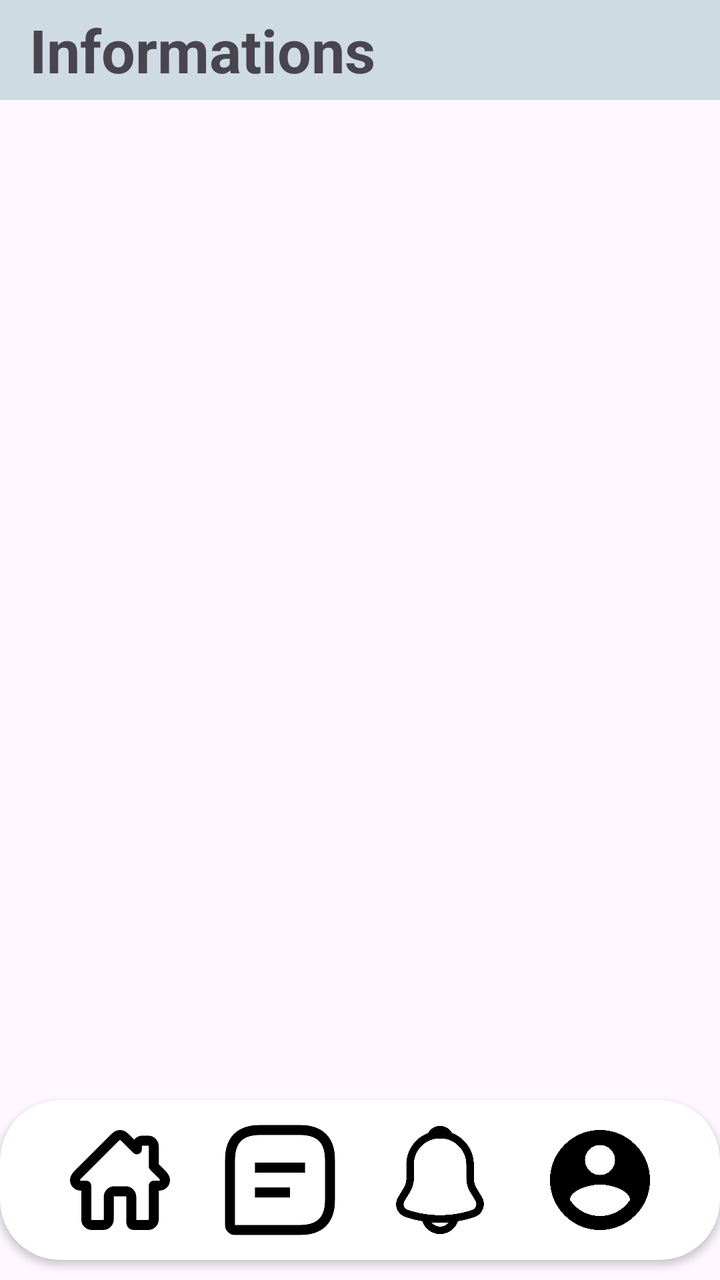
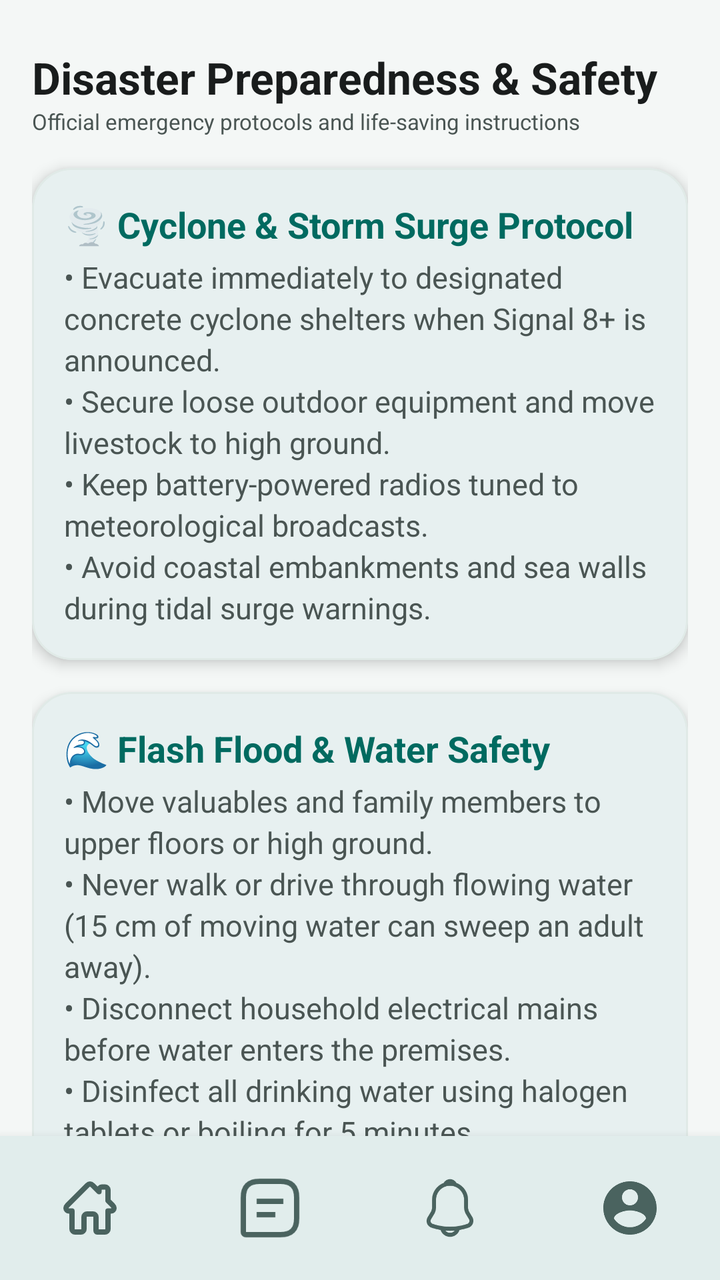

Two renders of the same Android screen: before a commit and after it. Below are the layout's source before the change and the commit's diff.
<!-- AndroidManifest.xml: application theme Theme.ReliefDistribution -->
<!-- res/layout/activity_informations.xml -->
<?xml version="1.0" encoding="utf-8"?>
<LinearLayout xmlns:android="http://schemas.android.com/apk/res/android"
    xmlns:app="http://schemas.android.com/apk/res-auto"
    xmlns:tools="http://schemas.android.com/tools"
    android:layout_width="match_parent"
    android:layout_height="match_parent"
    android:orientation="vertical"
    tools:context=".Informations">

    <TextView
        android:layout_width="match_parent"
        android:layout_height="50dp"
        android:text="  Informations"
        android:textStyle="bold"
        android:textSize="30dp"
        android:gravity="center|left"
        android:background="@color/gray"
        android:layout_marginBottom="20dp"/>

    <TextView
        android:id="@+id/tvInformations"
        android:layout_width="match_parent"
        android:layout_height="677dp"
        android:layout_weight="1" />

    <androidx.cardview.widget.CardView
    android:layout_width="match_parent"
    android:layout_height="80dp"
    android:layout_marginTop="30dp"
    android:layout_marginBottom="10dp"
    android:elevation="20dp"
    app:cardCornerRadius="30dp">

        <LinearLayout
            android:layout_width="match_parent"
            android:layout_height="match_parent"
            android:layout_margin="10dp"
            android:orientation="horizontal"
            android:layout_gravity="center">

            <ImageView
                android:id="@+id/ivHomeIcon"
                android:layout_width="70dp"
                android:layout_height="match_parent"
                android:layout_marginStart="20dp"
                app:srcCompat="@drawable/home_icon"
                android:layout_weight="1"/>
            <ImageView
                android:id="@+id/ivChatIcon"
                android:layout_width="70dp"
                android:layout_height="match_parent"
                android:layout_marginStart="20dp"
                app:srcCompat="@drawable/chat_icon"
                android:layout_weight="1"/>
            <ImageView
                android:id="@+id/ivNotificationIcon"
                android:layout_width="70dp"
                android:layout_height="match_parent"
                android:layout_marginStart="20dp"
                app:srcCompat="@drawable/notification_icon"
                android:layout_weight="1"/>
            <ImageView
                android:id="@+id/ivProfileIcon"
                android:layout_width="70dp"
                android:layout_height="match_parent"
                android:layout_marginLeft="20dp"
                android:layout_marginRight="20dp"
                app:srcCompat="@drawable/profile_icon"
                android:layout_weight="1"/>
        </LinearLayout>
    </androidx.cardview.widget.CardView>
</LinearLayout>
<!-- resources referenced by this layout -->
<resources>
  <color name="gray">#CFDBE3</color>
  <style name="Base.Theme.ReliefDistribution" parent="Theme.Material3.DayNight.NoActionBar">
          <item name="colorPrimary">@color/black</item>
          <item name="colorPrimaryVariant">@color/black</item>
          <item name="colorOnPrimary">@color/black</item>
      </style>
  <!-- unchanged entries left out for length: 6 -->
</resources>

<!-- the commit's change to res/layout/activity_informations.xml (unified diff, before → after) -->
@@ -5,68 +5,274 @@
     android:layout_width="match_parent"
     android:layout_height="match_parent"
     android:orientation="vertical"
+    android:background="@color/background"
     tools:context=".Informations">
 
-    <TextView
+    
+    <androidx.core.widget.NestedScrollView
         android:layout_width="match_parent"
-        android:layout_height="50dp"
-        android:text="  Informations"
-        android:textStyle="bold"
-        android:textSize="30dp"
-        android:gravity="center|left"
-        android:background="@color/gray"
-        android:layout_marginBottom="20dp"/>
-
-    <TextView
-        android:id="@+id/tvInformations"
+        android:layout_height="0dp"
+        android:layout_weight="1"
+        android:fillViewport="true">
+
+        <LinearLayout
+            android:layout_width="match_parent"
+            android:layout_height="wrap_content"
+            android:orientation="vertical"
+            android:padding="@dimen/spacing_m">
+
+            
+            <LinearLayout
+                android:layout_width="match_parent"
+                android:layout_height="wrap_content"
+                android:orientation="vertical"
+                android:layout_marginTop="@dimen/spacing_s"
+                android:layout_marginBottom="@dimen/spacing_m">
+
+                <TextView
+                    android:id="@+id/tvInformations"
+                    android:layout_width="wrap_content"
+                    android:layout_height="wrap_content"
+                    android:text="Disaster Preparedness &amp; Safety"
+                    android:textColor="@color/text_primary"
+                    android:textSize="@dimen/text_size_headline"
+                    android:textStyle="bold" />
+
+                <TextView
+                    android:layout_width="wrap_content"
+                    android:layout_height="wrap_content"
+                    android:text="Official emergency protocols and life-saving instructions"
+                    android:textColor="@color/text_secondary"
+                    android:textSize="@dimen/text_size_caption" />
+            </LinearLayout>
+
+            
+            <com.google.android.material.card.MaterialCardView
+                style="@style/Widget.Relief.CardView"
+                android:layout_width="match_parent"
+                android:layout_height="wrap_content"
+                android:layout_marginBottom="@dimen/spacing_m">
+
+                <LinearLayout
+                    android:layout_width="match_parent"
+                    android:layout_height="wrap_content"
+                    android:orientation="vertical"
+                    android:padding="@dimen/spacing_m">
+
+                    <TextView
+                        android:layout_width="wrap_content"
+                        android:layout_height="wrap_content"
+                        android:text="🌪️ Cyclone &amp; Storm Surge Protocol"
+                        android:textColor="@color/primary"
+                        android:textSize="@dimen/text_size_title"
+                        android:textStyle="bold" />
+
+                    <TextView
+                        android:layout_width="wrap_content"
+                        android:layout_height="wrap_content"
+                        android:layout_marginTop="@dimen/spacing_xs"
+                        android:text="• Evacuate immediately to designated concrete cyclone shelters when Signal 8+ is announced.\n• Secure loose outdoor equipment and move livestock to high ground.\n• Keep battery-powered radios tuned to meteorological broadcasts.\n• Avoid coastal embankments and sea walls during tidal surge warnings."
+                        android:textColor="@color/text_secondary"
+                        android:textSize="@dimen/text_size_body"
+                        android:lineSpacingExtra="3dp" />
+                </LinearLayout>
+            </com.google.android.material.card.MaterialCardView>
+
+            
+            <com.google.android.material.card.MaterialCardView
+                style="@style/Widget.Relief.CardView"
+                android:layout_width="match_parent"
+                android:layout_height="wrap_content"
+                android:layout_marginBottom="@dimen/spacing_m">
+
+                <LinearLayout
+                    android:layout_width="match_parent"
+                    android:layout_height="wrap_content"
+                    android:orientation="vertical"
+                    android:padding="@dimen/spacing_m">
+
+                    <TextView
+                        android:layout_width="wrap_content"
+                        android:layout_height="wrap_content"
+                        android:text="🌊 Flash Flood &amp; Water Safety"
+                        android:textColor="@color/primary"
+                        android:textSize="@dimen/text_size_title"
+                        android:textStyle="bold" />
+
+                    <TextView
+                        android:layout_width="wrap_content"
+                        android:layout_height="wrap_content"
+                        android:layout_marginTop="@dimen/spacing_xs"
+                        android:text="• Move valuables and family members to upper floors or high ground.\n• Never walk or drive through flowing water (15 cm of moving water can sweep an adult away).\n• Disconnect household electrical mains before water enters the premises.\n• Disinfect all drinking water using halogen tablets or boiling for 5 minutes."
+                        android:textColor="@color/text_secondary"
+                        android:textSize="@dimen/text_size_body"
+                        android:lineSpacingExtra="3dp" />
+                </LinearLayout>
+            </com.google.android.material.card.MaterialCardView>
+
+            
+            <com.google.android.material.card.MaterialCardView
+                style="@style/Widget.Relief.CardView"
+                android:layout_width="match_parent"
+                android:layout_height="wrap_content"
+                android:layout_marginBottom="@dimen/spacing_m">
+
+                <LinearLayout
+                    android:layout_width="match_parent"
+                    android:layout_height="wrap_content"
+                    android:orientation="vertical"
+                    android:padding="@dimen/spacing_m">
+
+                    <TextView
+                        android:layout_width="wrap_content"
+                        android:layout_height="wrap_content"
+                        android:text="⚡ Earthquake Survival Guide"
+                        android:textColor="@color/primary"
+                        android:textSize="@dimen/text_size_title"
+                        android:textStyle="bold" />
+
+                    <TextView
+                        android:layout_width="wrap_content"
+                        android:layout_height="wrap_content"
+                        android:layout_marginTop="@dimen/spacing_xs"
+                        android:text="• DROP, COVER, and HOLD ON under a sturdy table or desk.\n• Stay away from glass windows, exterior walls, and heavy hanging light fixtures.\n• Do NOT use elevators during or immediately after ground shaking.\n• Check for gas leaks and structural cracks before re-entering buildings."
+                        android:textColor="@color/text_secondary"
+                        android:textSize="@dimen/text_size_body"
+                        android:lineSpacingExtra="3dp" />
+                </LinearLayout>
+            </com.google.android.material.card.MaterialCardView>
+
+            
+            <com.google.android.material.card.MaterialCardView
+                style="@style/Widget.Relief.CardView"
+                android:layout_width="match_parent"
+                android:layout_height="wrap_content"
+                android:layout_marginBottom="@dimen/spacing_m">
+
+                <LinearLayout
+                    android:layout_width="match_parent"
+                    android:layout_height="wrap_content"
+                    android:orientation="vertical"
+                    android:padding="@dimen/spacing_m">
+
+                    <TextView
+                        android:layout_width="wrap_content"
+                        android:layout_height="wrap_content"
+                        android:text="🩹 First Aid &amp; Emergency Triage"
+                        android:textColor="@color/primary"
+                        android:textSize="@dimen/text_size_title"
+                        android:textStyle="bold" />
+
+                    <TextView
+                        android:layout_width="wrap_content"
+                        android:layout_height="wrap_content"
+                        android:layout_marginTop="@dimen/spacing_xs"
+                        android:text="• Apply direct, continuous pressure to wounds with clean cloth to arrest bleeding.\n• Keep injured persons warm and calm to counteract circulatory shock.\n• Immobilize suspected bone fractures before moving patients.\n• Dial 999 immediately for professional paramedic and rescue response."
+                        android:textColor="@color/text_secondary"
+                        android:textSize="@dimen/text_size_body"
+                        android:lineSpacingExtra="3dp" />
+                </LinearLayout>
+            </com.google.android.material.card.MaterialCardView>
+
+        </LinearLayout>
+    </androidx.core.widget.NestedScrollView>
+
+    
+    <com.google.android.material.card.MaterialCardView
         android:layout_width="match_parent"
-        android:layout_height="677dp"
-        android:layout_weight="1" />
-
-    <androidx.cardview.widget.CardView
-    android:layout_width="match_parent"
-    android:layout_height="80dp"
-    android:layout_marginTop="30dp"
-    android:layout_marginBottom="10dp"
-    android:elevation="20dp"
-    app:cardCornerRadius="30dp">
+        android:layout_height="@dimen/bottom_nav_height"
+        app:cardElevation="8dp"
+        app:cardCornerRadius="0dp"
+        app:strokeWidth="0dp"
+        app:cardBackgroundColor="@color/surface">
 
         <LinearLayout
             android:layout_width="match_parent"
             android:layout_height="match_parent"
-            android:layout_margin="10dp"
             android:orientation="horizontal"
-            android:layout_gravity="center">
-
-            <ImageView
-                android:id="@+id/ivHomeIcon"
-                android:layout_width="70dp"
-                android:layout_height="match_parent"
-                android:layout_marginStart="20dp"
-                app:srcCompat="@drawable/home_icon"
-                android:layout_weight="1"/>
-            <ImageView
-                android:id="@+id/ivChatIcon"
-                android:layout_width="70dp"
-                android:layout_height="match_parent"
-                android:layout_marginStart="20dp"
-                app:srcCompat="@drawable/chat_icon"
-                android:layout_weight="1"/>
-            <ImageView
-                android:id="@+id/ivNotificationIcon"
-                android:layout_width="70dp"
-                android:layout_height="match_parent"
-                android:layout_marginStart="20dp"
-                app:srcCompat="@drawable/notification_icon"
-                android:layout_weight="1"/>
-            <ImageView
-                android:id="@+id/ivProfileIcon"
-                android:layout_width="70dp"
-                android:layout_height="match_parent"
-                android:layout_marginLeft="20dp"
-                android:layout_marginRight="20dp"
-                app:srcCompat="@drawable/profile_icon"
-                android:layout_weight="1"/>
+            android:gravity="center_vertical">
+
+            
+            <FrameLayout
+                android:layout_width="0dp"
+                android:layout_height="match_parent"
+                android:layout_weight="1">
+
+                <ImageView
+                    android:id="@+id/ivHomeIcon"
+                    android:layout_width="@dimen/min_touch_target"
+                    android:layout_height="@dimen/min_touch_target"
+                    android:layout_gravity="center"
+                    android:background="@drawable/bottom_nav_item_bg"
+                    android:clickable="true"
+                    android:focusable="true"
+                    android:contentDescription="@string/nav_home"
+                    android:padding="@dimen/spacing_s"
+                    app:srcCompat="@drawable/home_icon"
+                    app:tint="@color/secondary" />
+            </FrameLayout>
+
+            
+            <FrameLayout
+                android:layout_width="0dp"
+                android:layout_height="match_parent"
+                android:layout_weight="1">
+
+                <ImageView
+                    android:id="@+id/ivChatIcon"
+                    android:layout_width="@dimen/min_touch_target"
+                    android:layout_height="@dimen/min_touch_target"
+                    android:layout_gravity="center"
+                    android:background="@drawable/bottom_nav_item_bg"
+                    android:clickable="true"
+                    android:focusable="true"
+                    android:contentDescription="@string/nav_chat"
+                    android:padding="@dimen/spacing_s"
+                    app:srcCompat="@drawable/chat_icon"
+                    app:tint="@color/secondary" />
+            </FrameLayout>
+
+            
+            <FrameLayout
+                android:layout_width="0dp"
+                android:layout_height="match_parent"
+                android:layout_weight="1">
+
+                <ImageView
+                    android:id="@+id/ivNotificationIcon"
+                    android:layout_width="@dimen/min_touch_target"
+                    android:layout_height="@dimen/min_touch_target"
+                    android:layout_gravity="center"
+                    android:background="@drawable/bottom_nav_item_bg"
+                    android:clickable="true"
+                    android:focusable="true"
+                    android:contentDescription="@string/nav_notifications"
+                    android:padding="@dimen/spacing_s"
+                    app:srcCompat="@drawable/notification_icon"
+                    app:tint="@color/secondary" />
+            </FrameLayout>
+
+            
+            <FrameLayout
+                android:layout_width="0dp"
+                android:layout_height="match_parent"
+                android:layout_weight="1">
+
+                <ImageView
+                    android:id="@+id/ivProfileIcon"
+                    android:layout_width="@dimen/min_touch_target"
+                    android:layout_height="@dimen/min_touch_target"
+                    android:layout_gravity="center"
+                    android:background="@drawable/bottom_nav_item_bg"
+                    android:clickable="true"
+                    android:focusable="true"
+                    android:contentDescription="@string/nav_profile"
+                    android:padding="@dimen/spacing_s"
+                    app:srcCompat="@drawable/profile_icon"
+                    app:tint="@color/secondary" />
+            </FrameLayout>
+
         </LinearLayout>
-    </androidx.cardview.widget.CardView>
+    </com.google.android.material.card.MaterialCardView>
+
 </LinearLayout>
<!-- resource entries referenced after the edit -->
@@ -1,11 +1,96 @@
 <!-- resources referenced by this layout -->
 <resources>
-  <color name="gray">#CFDBE3</color>
+  <color name="background">#F4F7F6</color>
+  <color name="primary">#006A60</color>
+  <color name="secondary">#4A635F</color>
+  <color name="surface">#FFFFFF</color>
+  <color name="text_primary">#191C1C</color>
+  <color name="text_secondary">#4A5553</color>
+  <dimen name="bottom_nav_height">72dp</dimen>
+  <dimen name="min_touch_target">48dp</dimen>
+  <dimen name="spacing_m">16dp</dimen>
+  <dimen name="spacing_s">8dp</dimen>
+  <dimen name="spacing_xs">4dp</dimen>
+  <dimen name="text_size_body">15sp</dimen>
+  <dimen name="text_size_caption">11sp</dimen>
+  <dimen name="text_size_headline">22sp</dimen>
+  <dimen name="text_size_title">18sp</dimen>
+  <!-- drawable bottom_nav_item_bg (drawable) -->
+  <?xml version="1.0" encoding="utf-8"?>
+  <ripple xmlns:android="http://schemas.android.com/apk/res/android"
+      android:color="@color/ripple_light">
+      <item android:id="@android:id/mask">
+          <shape android:shape="oval">
+              <solid android:color="@color/black" />
+          </shape>
+      </item>
+  </ripple>
+  <string name="nav_chat">Chat</string>
+  <string name="nav_home">Home</string>
+  <string name="nav_notifications">Notifications</string>
+  <string name="nav_profile">Profile</string>
+  <style name="Widget.Relief.CardView" parent="Widget.Material3.CardView.Elevated">
+          <item name="cardCornerRadius">@dimen/card_corner_radius</item>
+          <item name="cardElevation">4dp</item>
+          <item name="cardBackgroundColor">@color/card_surface</item>
+          <item name="strokeColor">@color/card_stroke</item>
+          <item name="strokeWidth">1dp</item>
+      </style>
+  <color name="ripple_light">#1F006A60</color>
+  <dimen name="card_corner_radius">20dp</dimen>
+  <color name="card_surface">#FFFFFF</color>
+  <color name="card_stroke">#E0EAE7</color>
   <style name="Base.Theme.ReliefDistribution" parent="Theme.Material3.DayNight.NoActionBar">
-          <item name="colorPrimary">@color/black</item>
-          <item name="colorPrimaryVariant">@color/black</item>
-          <item name="colorOnPrimary">@color/black</item>
+          
+          <item name="colorPrimary">@color/primary</item>
+          <item name="colorOnPrimary">@color/on_primary</item>
+          <item name="colorPrimaryContainer">@color/primary_container</item>
+          <item name="colorOnPrimaryContainer">@color/on_primary_container</item>
+  
+          
+          <item name="colorSecondary">@color/secondary</item>
+          <item name="colorOnSecondary">@color/on_secondary</item>
+  
+          
+          <item name="android:windowBackground">@color/background</item>
+          <item name="colorSurface">@color/surface</item>
+          <item name="colorOnSurface">@color/on_surface</item>
+          <item name="colorSurfaceVariant">@color/surface_variant</item>
+          <item name="colorOnSurfaceVariant">@color/on_surface_variant</item>
+  
+          
+          <item name="colorError">@color/emergency_red</item>
+          <item name="colorOnError">@color/on_emergency</item>
+  
+          
+          <item name="android:statusBarColor">@color/primary</item>
+          <item name="android:windowLightStatusBar">false</item>
+          <item name="android:navigationBarColor">@color/surface</item>
+          <item name="android:windowLightNavigationBar" tools:targetApi="27">true</item>
+  
+          
+          <item name="materialCardViewStyle">@style/Widget.Relief.CardView</item>
+          <item name="materialButtonStyle">@style/Widget.Relief.Button.Primary</item>
       </style>
+  <color name="on_primary">#FFFFFF</color>
+  <color name="primary_container">#CCE8E3</color>
+  <color name="on_primary_container">#00201D</color>
+  <color name="on_secondary">#FFFFFF</color>
+  <color name="on_surface">#191C1C</color>
+  <color name="surface_variant">#EAEFED</color>
+  <color name="on_surface_variant">#3F4947</color>
+  <color name="emergency_red">#D32F2F</color>
+  <color name="on_emergency">#FFFFFF</color>
+  <style name="Widget.Relief.Button.Primary" parent="Widget.Material3.Button">
+          <item name="cornerRadius">@dimen/button_corner_radius</item>
+          <item name="backgroundTint">@color/primary</item>
+          <item name="android:textColor">@color/on_primary</item>
+          <item name="android:textStyle">bold</item>
+          <item name="android:minHeight">@dimen/button_height</item>
+          <item name="android:letterSpacing">0.02</item>
+      </style>
+  <dimen name="button_corner_radius">14dp</dimen>
+  <dimen name="button_height">54dp</dimen>
   <!-- unchanged entries left out for length: 6 -->
 </resources>
 
